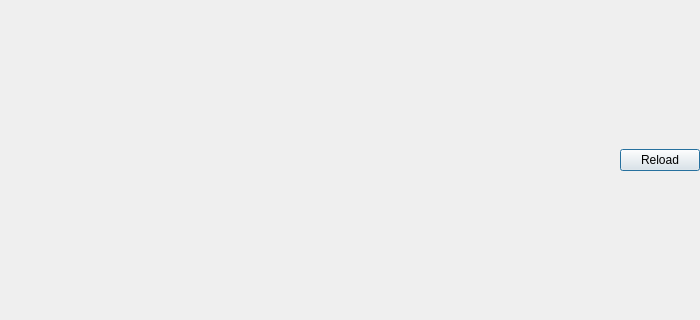
The window that Nagstamon/resources/qui/dialog_weblogin.ui (HenriWahl/Nagstamon) describes before a commit, drawn with Qt 5; both pictures show x 0 to 700 and y 90 to 410 of the 700 by 500 pixel window.
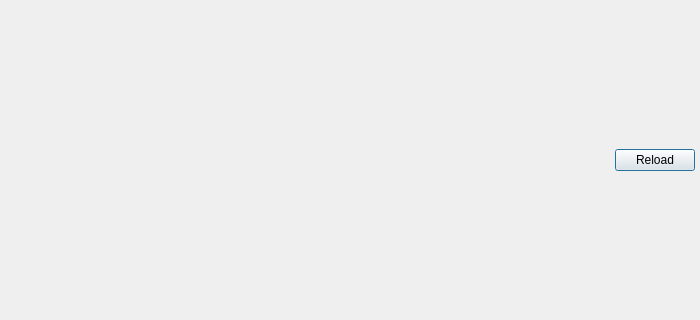
The same window after the commit.

Commit message: qt5/qt6 ui translations

Patch:
```diff
--- a/Nagstamon/resources/qui/dialog_weblogin.ui
+++ b/Nagstamon/resources/qui/dialog_weblogin.ui
@@ -57,6 +57,18 @@
        <property name="sizeConstraint">
         <enum>QLayout::SizeConstraint::SetMinimumSize</enum>
        </property>
+       <property name="leftMargin">
+        <number>5</number>
+       </property>
+       <property name="topMargin">
+        <number>5</number>
+       </property>
+       <property name="rightMargin">
+        <number>5</number>
+       </property>
+       <property name="bottomMargin">
+        <number>5</number>
+       </property>
        <item>
         <spacer name="horizontalSpacer">
          <property name="orientation">
```
The commit also changes 7 other files.
